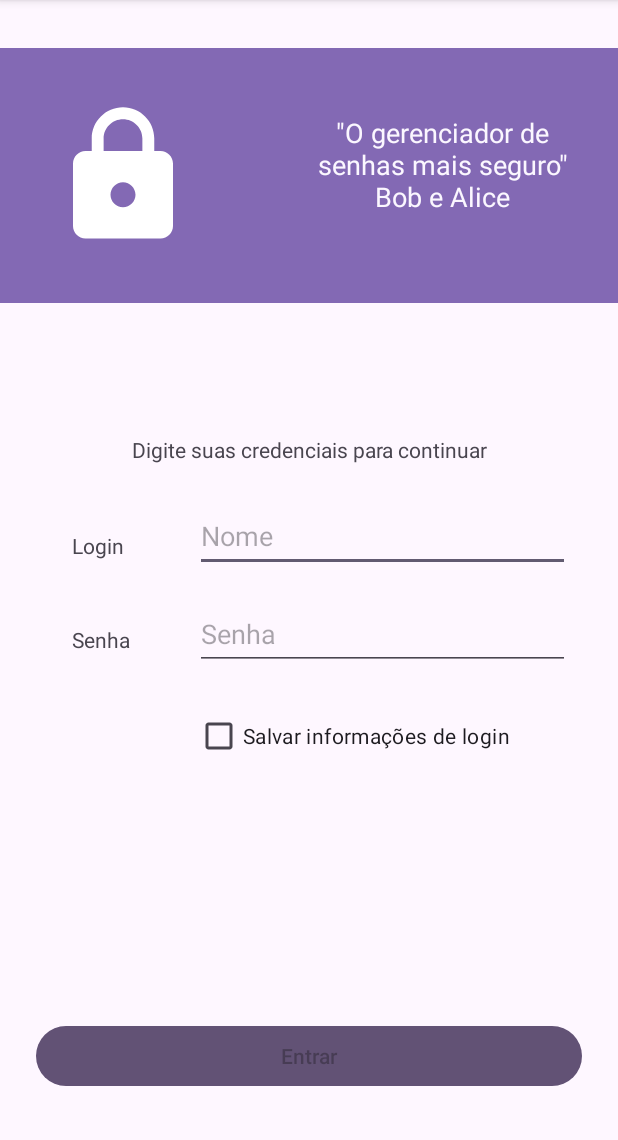
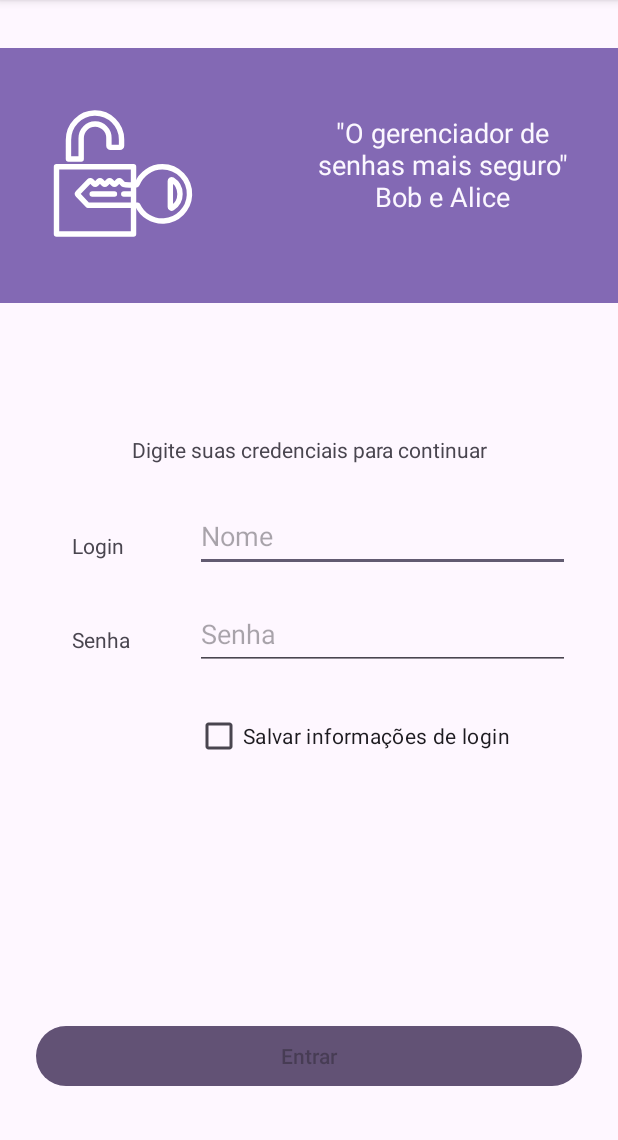
Before and after one commit to educcamara/PlainText, an Android app: the screen it shows after launch (MainActivity), on a phone screen of 412 x 824 dp, the part 96-1236 px from its top. Run offline under Robolectric (Android 15) with nearby library versions, the phone set to English and light mode, and no system bars.

Commit message:
changed app icon asset

```diff
--- a/app/src/main/res/layout/activity_main.xml
+++ b/app/src/main/res/layout/activity_main.xml
@@ -131,7 +131,7 @@
                 app:layout_constraintBottom_toBottomOf="parent"
                 app:layout_constraintStart_toStartOf="parent"
                 app:layout_constraintTop_toTopOf="parent"
-                app:srcCompat="@drawable/lock_icon" />
+                app:srcCompat="@drawable/app_icon_white" />
 
         </androidx.constraintlayout.widget.ConstraintLayout>
 
```
